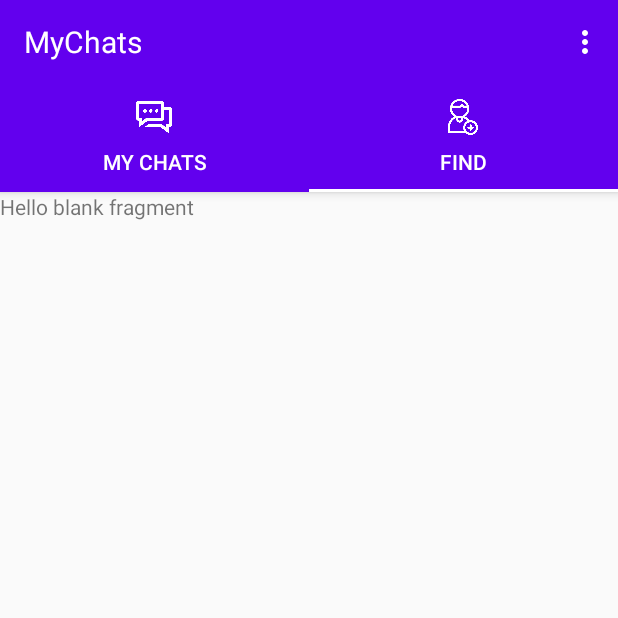
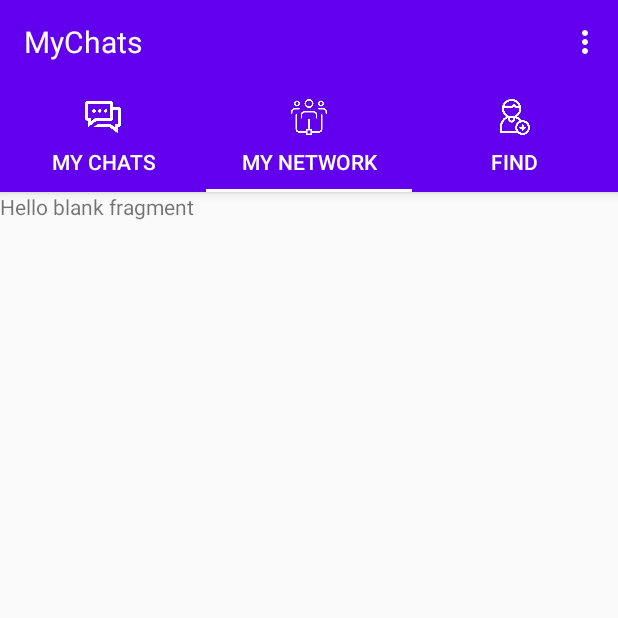
Before and after one commit to Hemant-sood/MyChats, an Android app: the screen it shows after launch once a user with an empty profile is signed in (MainActivity), tab 2 chosen, on a phone screen of 412 x 824 dp, the top half of it. Run offline under Robolectric (Android 15) with nearby library versions, the phone set to English and light mode, and no system bars; our stand-ins replace Firebase (no records; nobody signed in at launch, a user with empty details on screens opened directly).

Commit message:
Ui updated

```diff
--- a/app/src/main/java/com/example/mychats/Adapters/FragmentsAndViewPager.java
+++ b/app/src/main/java/com/example/mychats/Adapters/FragmentsAndViewPager.java
@@ -10,6 +10,7 @@
 
 import com.example.mychats.Fragments.Find;
 import com.example.mychats.Fragments.MyChats;
+import com.example.mychats.Fragments.MyNetwork;
 
 public class FragmentsAndViewPager extends FragmentPagerAdapter {
 
@@ -27,15 +28,19 @@
                 MyChats myChatsFragment = new MyChats();
                 return myChatsFragment;
             case 1 :
+                MyNetwork myNetwork = new MyNetwork();
+                return myNetwork;
+            case 2 :
                 Find findFragment = new Find();
                 return findFragment;
+
         }
         return null;
     }
 
     @Override
     public int getCount() {
-        return 2;
+        return 3;
     }
 
     @Nullable
@@ -45,7 +50,9 @@
                 case 0 :
                     return "My Chats";
                 case 1 :
-                    return "Find";
+                    return "My Network";
+            case 2 :
+                return "Find";
         }
         return "";
     }
--- /dev/null
+++ b/app/src/main/java/com/example/mychats/Fragments/MyNetwork.java
@@ -0,0 +1,66 @@
+package com.example.mychats.Fragments;
+
+import android.os.Bundle;
+
+import androidx.fragment.app.Fragment;
+
+import android.view.LayoutInflater;
+import android.view.View;
+import android.view.ViewGroup;
+
+import com.example.mychats.R;
+
+/**
+ * A simple {@link Fragment} subclass.
+ * Use the {@link MyNetwork#newInstance} factory method to
+ * create an instance of this fragment.
+ */
+public class MyNetwork extends Fragment {
+
+    // TODO: Rename parameter arguments, choose names that match
+    // the fragment initialization parameters, e.g. ARG_ITEM_NUMBER
+    private static final String ARG_PARAM1 = "param1";
+    private static final String ARG_PARAM2 = "param2";
+
+    // TODO: Rename and change types of parameters
+    private String mParam1;
+    private String mParam2;
+
+    public MyNetwork() {
+        // Required empty public constructor
+    }
+
+    /**
+     * Use this factory method to create a new instance of
+     * this fragment using the provided parameters.
+     *
+     * @param param1 Parameter 1.
+     * @param param2 Parameter 2.
+     * @return A new instance of fragment MyNetwork.
+     */
+    // TODO: Rename and change types and number of parameters
+    public static MyNetwork newInstance(String param1, String param2) {
+        MyNetwork fragment = new MyNetwork();
+        Bundle args = new Bundle();
+        args.putString(ARG_PARAM1, param1);
+        args.putString(ARG_PARAM2, param2);
+        fragment.setArguments(args);
+        return fragment;
+    }
+
+    @Override
+    public void onCreate(Bundle savedInstanceState) {
+        super.onCreate(savedInstanceState);
+        if (getArguments() != null) {
+            mParam1 = getArguments().getString(ARG_PARAM1);
+            mParam2 = getArguments().getString(ARG_PARAM2);
+        }
+    }
+
+    @Override
+    public View onCreateView(LayoutInflater inflater, ViewGroup container,
+                             Bundle savedInstanceState) {
+        // Inflate the layout for this fragment
+        return inflater.inflate(R.layout.fragment_my_network, container, false);
+    }
+}
--- a/app/src/main/java/com/example/mychats/MainActivity.java
+++ b/app/src/main/java/com/example/mychats/MainActivity.java
@@ -46,7 +46,8 @@
         mTabLayout.setupWithViewPager(mViewPager);
 
         mTabLayout.getTabAt(0).setIcon(R.drawable.chat);
-        mTabLayout.getTabAt(1).setIcon(R.drawable.addfriend);
+        mTabLayout.getTabAt(1).setIcon(R.drawable.mynetwork);
+        mTabLayout.getTabAt(2).setIcon(R.drawable.addfriend);
 
 
     }
--- a/app/src/main/res/layout/activity_main.xml
+++ b/app/src/main/res/layout/activity_main.xml
@@ -37,12 +37,20 @@
                 android:icon="@drawable/chat"
                 android:text="@string/my_chats" />
 
+
+            <com.google.android.material.tabs.TabItem
+                android:layout_width="match_parent"
+                android:layout_height="wrap_content"
+                android:icon="@drawable/mynetwork"
+                android:text="@string/my_network" />
+
+
+
             <com.google.android.material.tabs.TabItem
                 android:layout_width="match_parent"
                 android:layout_height="wrap_content"
                 android:icon="@drawable/addfriend"
                 android:text="@string/find" />
-
 
         </com.google.android.material.tabs.TabLayout>
 
--- a/app/src/main/res/layout/activity_my_account.xml
+++ b/app/src/main/res/layout/activity_my_account.xml
@@ -16,7 +16,7 @@
         android:layout_height="180dp"
         android:layout_marginTop="80dp"
         android:src="@drawable/profile_pic_default"
-        app:civ_border_color="@color/black"
+        app:civ_border_color="@color/colorPrimary"
         app:civ_border_width="4dp"
         app:layout_constraintEnd_toEndOf="parent"
         app:layout_constraintStart_toStartOf="parent"
--- /dev/null
+++ b/app/src/main/res/layout/fragment_my_network.xml
@@ -0,0 +1,14 @@
+<?xml version="1.0" encoding="utf-8"?>
+<FrameLayout xmlns:android="http://schemas.android.com/apk/res/android"
+    xmlns:tools="http://schemas.android.com/tools"
+    android:layout_width="match_parent"
+    android:layout_height="match_parent"
+    tools:context=".Fragments.MyNetwork">
+
+    <!-- TODO: Update blank fragment layout -->
+    <TextView
+        android:layout_width="match_parent"
+        android:layout_height="match_parent"
+        android:text="@string/hello_blank_fragment" />
+
+</FrameLayout>
--- a/app/src/main/res/values/strings.xml
+++ b/app/src/main/res/values/strings.xml
@@ -14,4 +14,5 @@
     <string name="my_chats">My Chats</string>
     <!-- TODO: Remove or change this placeholder text -->
     <string name="hello_blank_fragment">Hello blank fragment</string>
+    <string name="my_network">My Network</string>
 </resources>
```
Also changed, not shown: app/src/main/res/drawable/mynetwork.png (added).
